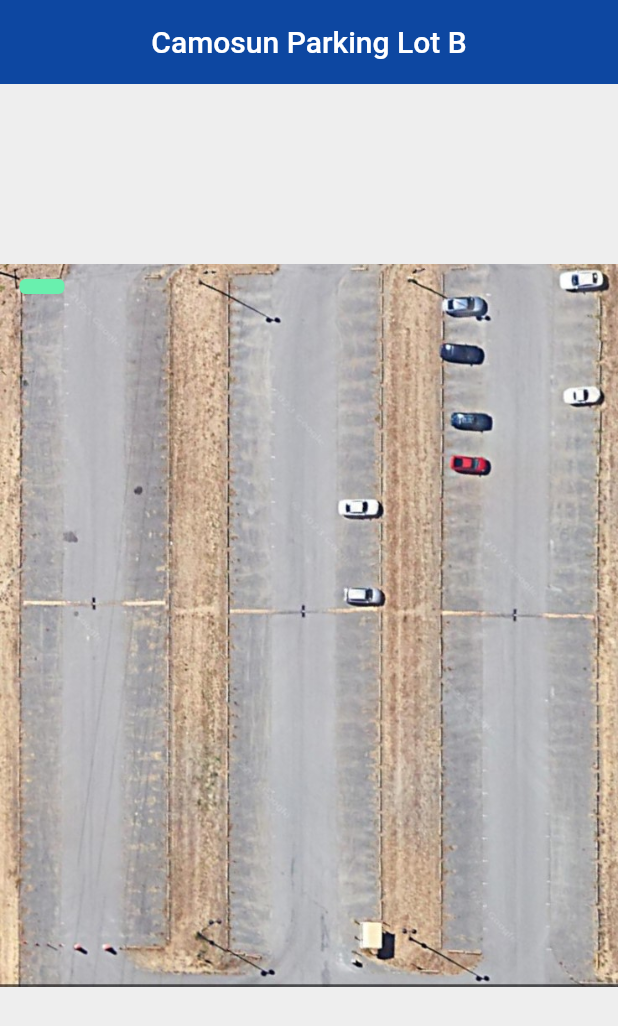
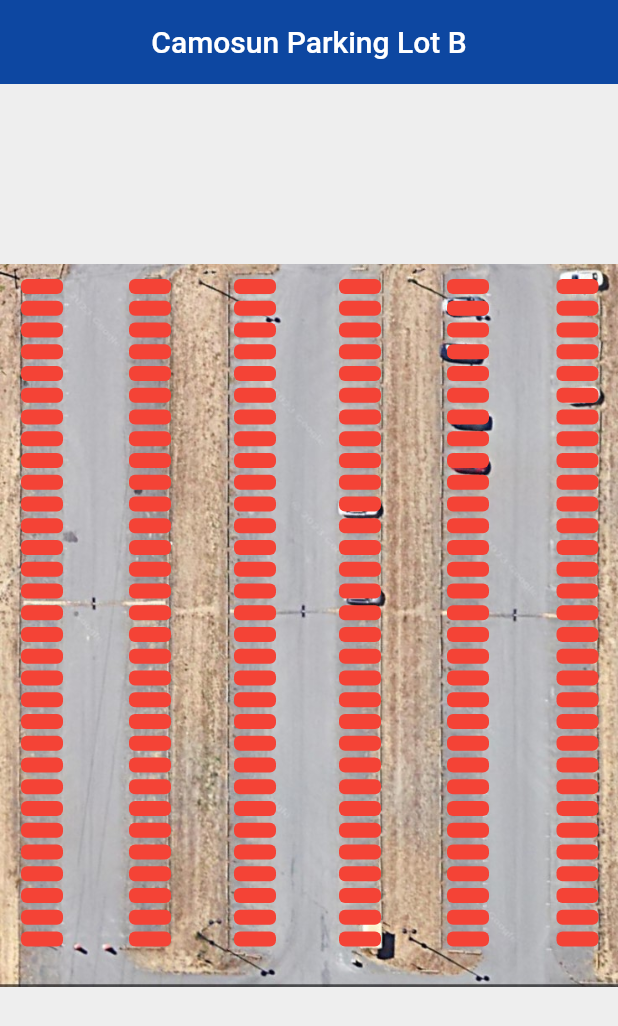
Before and after one commit to Thregoar13/GetParked, a Flutter app: the screen it shows after launch, on a phone screen of 412 x 824 dp. Shown: the top 1026 px of the screen. Run offline on Flutter 3.47's test engine with Material 2 defaults, Android fonts, the phone set to English and light mode, and no system bars.

Commit message:
one color issue

```diff
--- a/lib/pages/home.dart
+++ b/lib/pages/home.dart
@@ -1,16 +1,56 @@
-import 'package:image_editor/image_editor.dart';
 import 'package:flutter/material.dart';
+//import 'package:matrix2d/matrix2d.dart';
 
-class Home extends StatefulWidget{
+class Home extends StatefulWidget {
   @override
   _HomeState createState() => _HomeState();
 }
 
+var nCols = 31;
+var nRows = 6;
+var avab = List<List<bool>>.generate(nRows, (i) => List<bool>.generate(nCols,(j)=> true));
+//create an array with all spaces in a parking lot
+
 
 class _HomeState extends State<Home> {
+  List<Offset> rectanglePositions = [];
+
   @override
+  void initState() {
+    super.initState();
+    avab[0][0] = false;
+    drawGreenRectangles(nRows, nCols);
+
+    print(avab);
+  }
 
 
+
+  void drawGreenRectangles(int columns, int rows) {
+
+    List<double> startX = [28, 100, 170, 240, 312, 385];//offsets for creating the columns of parking spaces
+
+
+    final double startY = 15;
+    final double verticalSpacing = 14.5;
+
+
+    for(int m = 0; m < columns; m++){
+      for (int i = 0; i < rows; i++) {
+
+        // Adjust the X position for the second column
+        double y = startY + (i * verticalSpacing);
+        double x = startX[m];
+
+        rectanglePositions.add(Offset(x, y));
+
+        }
+      }
+
+    }
+
+
+  @override
   Widget build(BuildContext context) {
     return Scaffold(
       backgroundColor: Colors.grey[200],
@@ -21,19 +61,15 @@ class _HomeState extends State<Home> {
         elevation: 0,
       ),
       body: Padding(
-
         padding: const EdgeInsets.fromLTRB(0, 120.0, 0, 0),
         child: GestureDetector(
           child: CustomPaint(
             child: Image(
               image: AssetImage('assets/camosunParkingLot.jpg'),
-
             ),
-            foregroundPainter: ShapePainter(),
+            foregroundPainter: ShapePainter(rectanglePositions),
 
           ),
-
-
         ),
       ),
     );
@@ -41,24 +77,44 @@ class _HomeState extends State<Home> {
 }
 
 class ShapePainter extends CustomPainter {
+  final List<Offset> rectanglePositions;
+  final double rectWidth = 28;
+  final double rectHeight = 10;
+
+  ShapePainter(this.rectanglePositions);
+
   @override
-  void paint(Canvas canvas, Size size){
-
+  void paint(Canvas canvas, Size size) {
     var paint = Paint()
-      ..color = Colors.greenAccent
+      ..color = DetermineColor(avab)
       ..style = PaintingStyle.fill;
-    final pL = Offset(28, 15);
-    double sW = 30;
-    double sH = 10;
-    final radius = Radius.circular(4);
-
-    final rect = Rect.fromCenter(center: pL, width: sW, height: sH);
 
 
-    canvas.drawRRect(RRect.fromRectAndRadius(rect, radius), paint);
+    final double rectRadius = 4;
+
+    for (var position in rectanglePositions) {
+      final rect = Rect.fromCenter(
+        center: position,
+        width: rectWidth,
+        height: rectHeight,
+
+      );
+      canvas.drawRRect(RRect.fromRectAndRadius(rect, Radius.circular(rectRadius)), paint);
+    }
   }
+
   @override
-  bool shouldRepaint(CustomPainter oldDelegate){
+  bool shouldRepaint(CustomPainter oldDelegate) {
     return false;
   }
-}
+
+
+  Color DetermineColor(List<List<bool>> arr) {
+    if(arr[0][0]) {
+      return Colors.greenAccent;
+    }
+    else{
+      return Colors.red;
+    }
+  }
+  }
--- a/pubspec.yaml
+++ b/pubspec.yaml
@@ -32,6 +32,7 @@ dependencies:
     sdk: flutter
 
   image_editor: ^1.3.0
+  matrix2d: ^1.0.4
 
 
 
```
Also changed, not shown: pubspec.lock.
